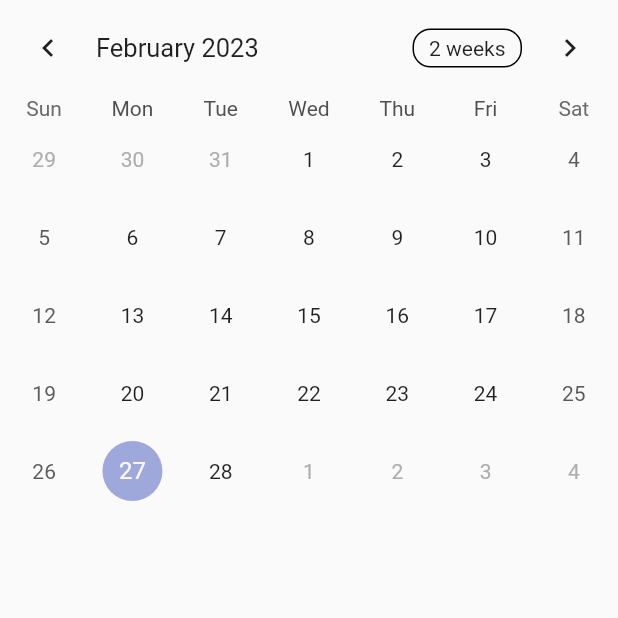
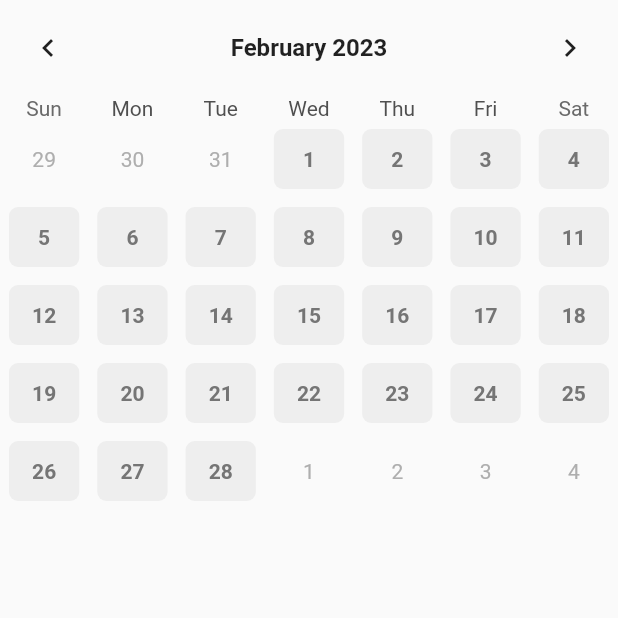
Before and after one commit to HwangSooHyeon/flutter_calendar_scheduler, a Flutter app: the screen it shows after launch, on a phone screen of 412 x 824 dp, the top half of it. Run offline on Flutter 3.47's test engine with Material 2 defaults, Android fonts, the phone set to English and light mode, and no system bars; drawn by our look-alikes of table_calendar.

Commit message:
feat(main_calendar): style 적용

```diff
--- a/lib/component/main_calendar.dart
+++ b/lib/component/main_calendar.dart
@@ -1,4 +1,5 @@
 import 'package:flutter/material.dart';
+import 'package:flutter_calendar_scheduler/const/colors.dart';
 import 'package:table_calendar/table_calendar.dart';
 
 class MainCalendar extends StatelessWidget {
@@ -10,6 +11,44 @@ class MainCalendar extends StatelessWidget {
       firstDay: DateTime(1800, 1, 1),
       lastDay: DateTime(3000, 1, 1),
       focusedDay: DateTime.now(),
+      headerStyle: HeaderStyle(
+        titleCentered: true,
+        formatButtonVisible: false,
+        titleTextStyle: TextStyle(
+          fontWeight: FontWeight.w700,
+          fontSize: 16.0,
+        ),
+      ),
+      calendarStyle: CalendarStyle(
+        isTodayHighlighted: false,
+        defaultDecoration: BoxDecoration(
+          borderRadius: BorderRadius.circular(6.0),
+          color: LIGHT_GREY_COLOR,
+        ),
+        weekendDecoration: BoxDecoration(
+          borderRadius: BorderRadius.circular(6.0),
+          color: LIGHT_GREY_COLOR,
+        ),
+        selectedDecoration: BoxDecoration(
+          borderRadius: BorderRadius.circular(6.0),
+          border: Border.all(
+            color: PRIMARY_COLOR,
+            width: 1.0,
+          ),
+        ),
+        defaultTextStyle: TextStyle(
+          fontWeight: FontWeight.w600,
+          color: DARK_GREY_COLOR,
+        ),
+        weekendTextStyle: TextStyle(
+          fontWeight: FontWeight.w600,
+          color: DARK_GREY_COLOR,
+        ),
+        selectedTextStyle: TextStyle(
+          fontWeight: FontWeight.w600,
+          color: PRIMARY_COLOR,
+        ),
+      ),
     );
   }
 }
```
